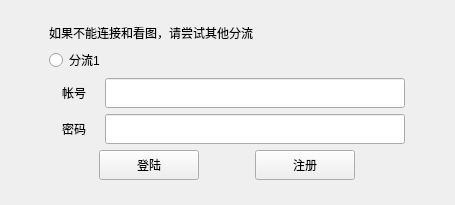
Before: the Qt Designer form ui/login.ui in tonquer/picacg-qt, drawn with Qt 5.
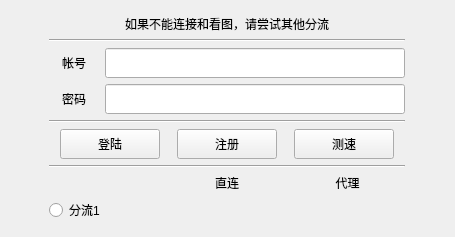
After: the same form once the commit is applied.

Commit message: 添加测速

The edit to the form file:
```diff
--- a/ui/login.ui
+++ b/ui/login.ui
@@ -7,7 +7,7 @@
     <x>0</x>
     <y>0</y>
     <width>455</width>
-    <height>205</height>
+    <height>237</height>
    </rect>
   </property>
   <property name="windowTitle">
@@ -31,7 +31,21 @@
     <layout class="QVBoxLayout" name="verticalLayout">
      <item>
       <layout class="QGridLayout" name="gridLayout_2">
-       <item row="3" column="0">
+       <item row="2" column="0">
+        <widget class="Line" name="line">
+         <property name="orientation">
+          <enum>Qt::Horizontal</enum>
+         </property>
+        </widget>
+       </item>
+       <item row="7" column="0">
+        <widget class="Line" name="line_2">
+         <property name="orientation">
+          <enum>Qt::Horizontal</enum>
+         </property>
+        </widget>
+       </item>
+       <item row="6" column="0">
         <layout class="QHBoxLayout" name="horizontalLayout_3">
          <item>
           <widget class="QPushButton" name="loginButton">
@@ -74,9 +88,74 @@
            </property>
           </widget>
          </item>
+         <item>
+          <widget class="QPushButton" name="testSpeedButton">
+           <property name="minimumSize">
+            <size>
+             <width>100</width>
+             <height>30</height>
+            </size>
+           </property>
+           <property name="maximumSize">
+            <size>
+             <width>100</width>
+             <height>16777215</height>
+            </size>
+           </property>
+           <property name="text">
+            <string>测速</string>
+           </property>
+          </widget>
+         </item>
         </layout>
        </item>
-       <item row="2" column="0">
+       <item row="3" column="0">
+        <layout class="QHBoxLayout" name="horizontalLayout">
+         <item>
+          <widget class="QLabel" name="label">
+           <property name="minimumSize">
+            <size>
+             <width>50</width>
+             <height>30</height>
+            </size>
+           </property>
+           <property name="text">
+            <string>帐号</string>
+           </property>
+           <property name="alignment">
+            <set>Qt::AlignCenter</set>
+           </property>
+          </widget>
+         </item>
+         <item>
+          <widget class="QLineEdit" name="userIdEdit">
+           <property name="minimumSize">
+            <size>
+             <width>300</width>
+             <height>30</height>
+            </size>
+           </property>
+           <property name="text">
+            <string/>
+           </property>
+          </widget>
+         </item>
+        </layout>
+       </item>
+       <item row="1" column="0">
+        <widget class="QLabel" name="label_3">
+         <property name="text">
+          <string>如果不能连接和看图，请尝试其他分流</string>
+         </property>
+         <property name="alignment">
+          <set>Qt::AlignCenter</set>
+         </property>
+        </widget>
+       </item>
+       <item row="0" column="0">
+        <layout class="QVBoxLayout" name="verticalLayout_2"/>
+       </item>
+       <item row="4" column="0">
         <layout class="QHBoxLayout" name="horizontalLayout_2">
          <item>
           <widget class="QLabel" name="label_2">
@@ -112,60 +191,49 @@
          </item>
         </layout>
        </item>
-       <item row="1" column="0">
-        <layout class="QHBoxLayout" name="horizontalLayout">
-         <item>
-          <widget class="QLabel" name="label">
-           <property name="minimumSize">
-            <size>
-             <width>50</width>
-             <height>30</height>
-            </size>
-           </property>
+       <item row="8" column="0">
+        <layout class="QGridLayout" name="gridLayout_4">
+         <item row="0" column="1">
+          <widget class="QLabel" name="label_5">
            <property name="text">
-            <string>帐号</string>
+            <string>直连</string>
            </property>
            <property name="alignment">
             <set>Qt::AlignCenter</set>
            </property>
           </widget>
          </item>
-         <item>
-          <widget class="QLineEdit" name="userIdEdit">
-           <property name="minimumSize">
-            <size>
-             <width>300</width>
-             <height>30</height>
-            </size>
+         <item row="1" column="0">
+          <widget class="QRadioButton" name="selectIp1">
+           <property name="layoutDirection">
+            <enum>Qt::LeftToRight</enum>
            </property>
+           <property name="autoFillBackground">
+            <bool>false</bool>
+           </property>
            <property name="text">
-            <string/>
+            <string>分流1</string>
+           </property>
+          </widget>
+         </item>
+         <item row="0" column="2">
+          <widget class="QLabel" name="label_6">
+           <property name="text">
+            <string>代理</string>
+           </property>
+           <property name="alignment">
+            <set>Qt::AlignCenter</set>
            </property>
           </widget>
          </item>
         </layout>
        </item>
-       <item row="0" column="0">
-        <layout class="QVBoxLayout" name="verticalLayout_2">
-         <item>
-          <widget class="QLabel" name="label_3">
-           <property name="text">
-            <string>如果不能连接和看图，请尝试其他分流</string>
-           </property>
-          </widget>
-         </item>
-         <item>
-          <layout class="QHBoxLayout" name="horizontalLayout_4">
-           <item>
-            <widget class="QRadioButton" name="selectIp1">
-             <property name="text">
-              <string>分流1</string>
-             </property>
-            </widget>
-           </item>
-          </layout>
-         </item>
-        </layout>
+       <item row="5" column="0">
+        <widget class="Line" name="line_3">
+         <property name="orientation">
+          <enum>Qt::Horizontal</enum>
+         </property>
+        </widget>
        </item>
       </layout>
      </item>
```
Left out of the diff: 21 changed lines with no effect on the pictures. The commit also changes 8 other files.
